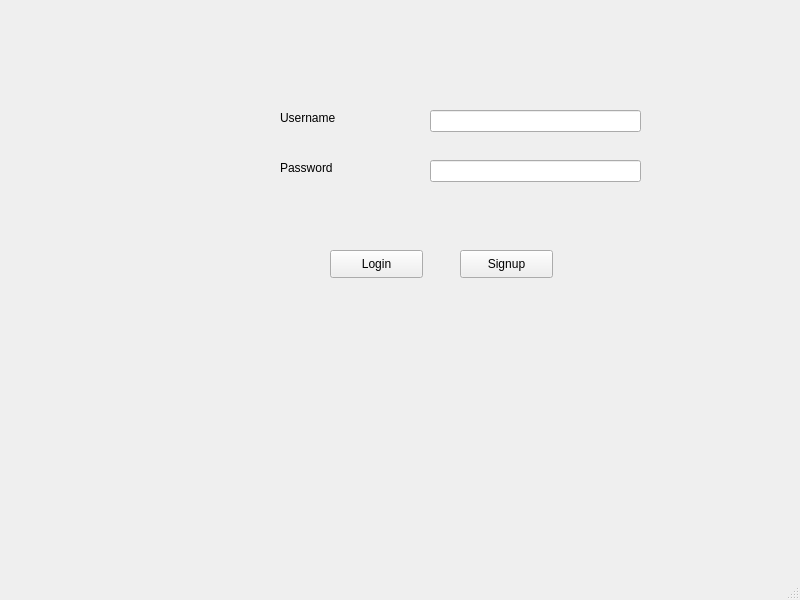
endeavorXx/DBMS_Project, file login_ui.ui: the form before one commit.
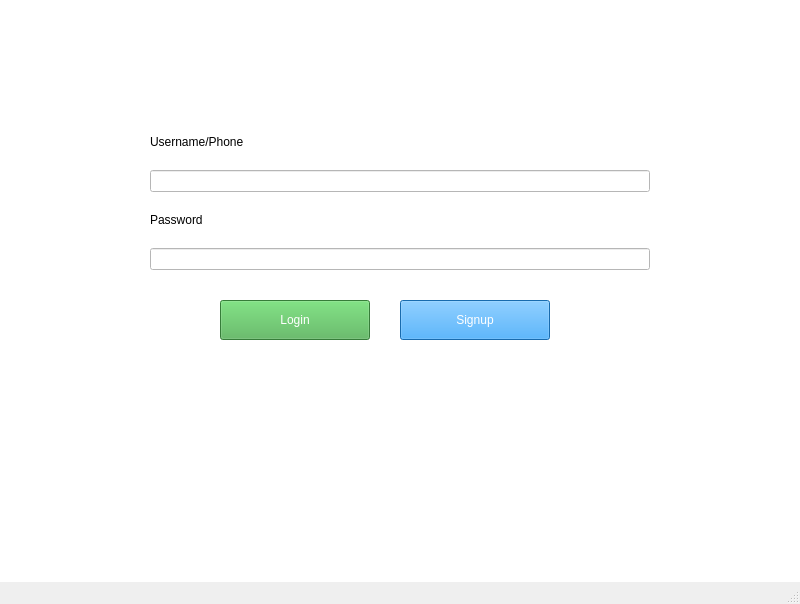
The form after the commit. Icons and pictures are not drawn.

Diff of the .ui file:
```diff
--- a/login_ui.ui
+++ b/login_ui.ui
@@ -7,84 +7,89 @@
     <x>0</x>
     <y>0</y>
     <width>800</width>
-    <height>600</height>
+    <height>604</height>
    </rect>
   </property>
   <property name="windowTitle">
    <string>MainWindow</string>
   </property>
   <widget class="QWidget" name="centralwidget">
-   <widget class="QLineEdit" name="username_lineEdit">
-    <property name="geometry">
-     <rect>
-      <x>430</x>
-      <y>110</y>
-      <width>211</width>
-      <height>22</height>
-     </rect>
+    <property name="styleSheet">
+        <string notr="true">background-color: #FFFFFF;</string>
     </property>
-   </widget>
-   <widget class="QLineEdit" name="password_lineEdit">
-    <property name="geometry">
-     <rect>
-      <x>430</x>
-      <y>160</y>
-      <width>211</width>
-      <height>22</height>
-     </rect>
-    </property>
-   </widget>
-   <widget class="QLabel" name="label">
-    <property name="geometry">
-     <rect>
-      <x>280</x>
-      <y>110</y>
-      <width>91</width>
-      <height>16</height>
-     </rect>
-    </property>
-    <property name="text">
-     <string>Username</string>
-    </property>
-   </widget>
-   <widget class="QLabel" name="label_2">
-    <property name="geometry">
-     <rect>
-      <x>280</x>
-      <y>160</y>
-      <width>91</width>
-      <height>16</height>
-     </rect>
-    </property>
-    <property name="text">
-     <string>Password</string>
-    </property>
-   </widget>
    <widget class="QPushButton" name="login_button">
     <property name="geometry">
      <rect>
-      <x>330</x>
-      <y>250</y>
-      <width>93</width>
-      <height>28</height>
+      <x>220</x>
+      <y>300</y>
+      <width>150</width>
+      <height>40</height>
      </rect>
     </property>
     <property name="text">
      <string>Login</string>
     </property>
+    <property name="styleSheet">
+     <string notr="true">background-color: #4CAF50; color: white;</string>
+    </property>
+    <property name="icon">
+     <iconset>
+      <normaloff>login_icon.png</normaloff>
+     </iconset>
+    </property>
    </widget>
    <widget class="QPushButton" name="signup_button">
     <property name="geometry">
      <rect>
-      <x>460</x>
-      <y>250</y>
-      <width>93</width>
-      <height>28</height>
+      <x>400</x>
+      <y>300</y>
+      <width>150</width>
+      <height>40</height>
      </rect>
     </property>
     <property name="text">
      <string>Signup</string>
     </property>
+    <property name="styleSheet">
+     <string notr="true">background-color: #2196F3; color: white;</string>
+    </property>
+    <property name="icon">
+     <iconset>
+      <normaloff>signup_icon.png</normaloff>
+     </iconset>
+    </property>
+   </widget>
+   <widget class="QWidget" name="login_info_widget">
+    <property name="geometry">
+     <rect>
+      <x>150</x>
+      <y>120</y>
+      <width>500</width>
+      <height>150</height>
+     </rect>
+    </property>
+    <layout class="QVBoxLayout" name="verticalLayout">
+     <item>
+      <widget class="QLabel" name="username_label">
+       <property name="text">
+        <string>Username/Phone</string>
+       </property>
+      </widget>
+     </item>
+     <item>
+      <widget class="QLineEdit" name="username_lineEdit"/>
+     </item>
+     <item>
+      <widget class="QLabel" name="password_label">
+       <property name="text">
+        <string>Password</string>
+       </property>
+      </widget>
+     </item>
+     <item>
+      <widget class="QLineEdit" name="password_lineEdit"/>
+     </item>
+    </layout>
    </widget>
   </widget>
   <widget class="QMenuBar" name="menubar">
```
Left out of the diff: 2 changed lines with no effect on the pictures.
